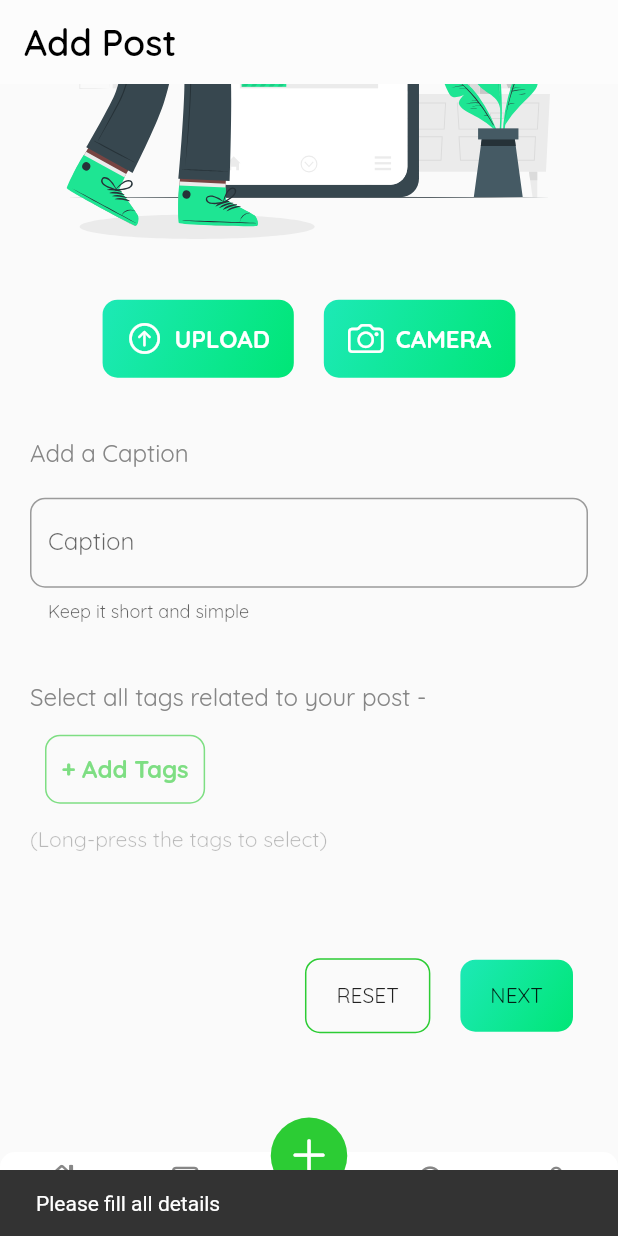
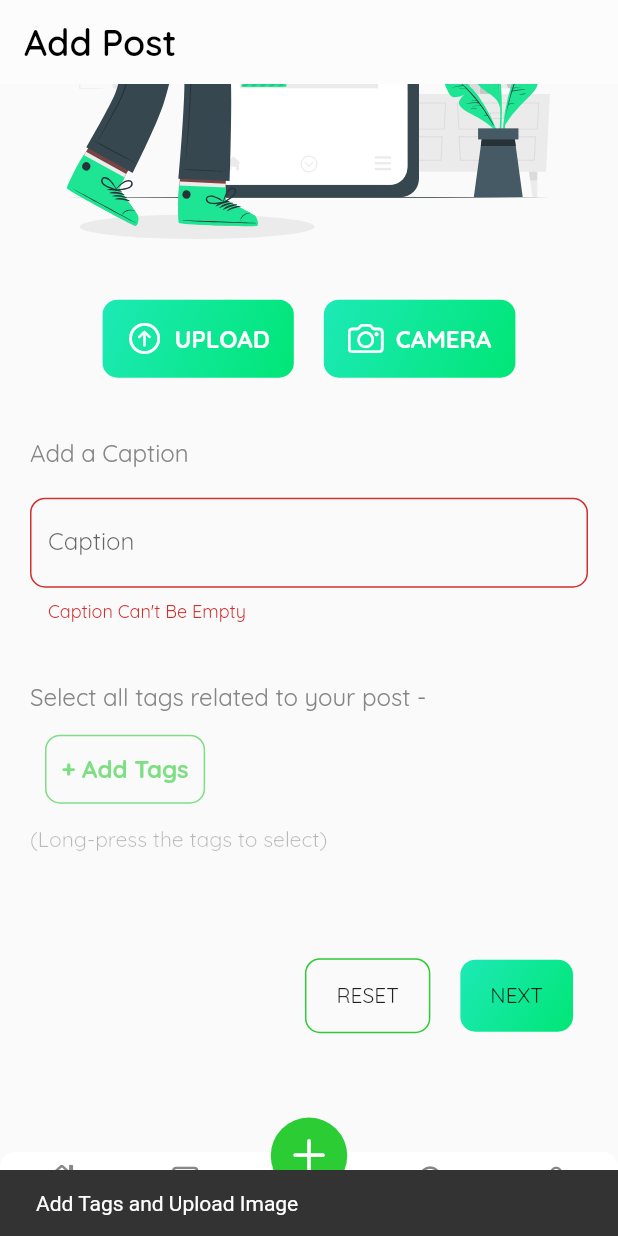
Before and after one commit to ashmishra1/Recyclo, a Flutter app: the screen it shows once a user with an empty profile is signed in, item 3 of the bottom bar chosen, scrolled down 307 dp, after a tap on "NEXT", on a phone screen of 412 x 824 dp. Run offline on Flutter 3.47's test engine with Material 2 defaults, Android fonts, the phone set to English and light mode, and no system bars; drawn by our look-alikes of persistent_bottom_nav_bar; our stand-ins replace camera, cloud_firestore, dio, firebase_auth, firebase_core, flutter_svg and 8 more; missing offline and left inert: tflite; accounts and stored records are empty; network calls fail; statements that could not run were skipped.

```diff
--- a/lib/screens/add/controller/add.dart
+++ b/lib/screens/add/controller/add.dart
@@ -11,7 +11,9 @@ import 'package:http/http.dart' as http;
 class AddController extends GetxController {
   var dropdownValue = 'Tyre'.obs;
   var tags = [].obs;
-  var enableNext = false.obs;
+  var validateCaption = ''.obs;
+  var validateProcedure = ''.obs;
+  var validatePrice = ''.obs;
   File? imageFile;
   File? videoFile;
   File selectedFile = File('assets/image_upload.svg');
--- a/lib/screens/add/ui/add.dart
+++ b/lib/screens/add/ui/add.dart
@@ -20,14 +20,6 @@ class AddScreen extends StatelessWidget {
   Widget build(BuildContext context) {
     final AddController addController = Get.put(AddController());
     NetworkHandler networkHandler = NetworkHandler();
-
-    addController.captionController.addListener(() {
-      if (addController.captionController.text == '') {
-        addController.enableNext.value = false;
-      } else {
-        addController.enableNext.value = true;
-      }
-    });
 
     List<String> items = ['Bottle', 'Plank', 'Tyre', 'Coir', 'Card Boards'];
 
@@ -79,7 +71,7 @@ class AddScreen extends StatelessWidget {
                           ),
                   ),
                 ),
-                SizedBox(
+                const SizedBox(
                   height: 20.0,
                 ),
                 Row(
@@ -174,7 +166,8 @@ class AddScreen extends StatelessWidget {
                 const SizedBox(
                   height: 20.0,
                 ),
-                TextField(
+                Obx(() {
+                  return TextField(
                     controller: addController.captionController,
                     decoration: InputDecoration(
                       border: OutlineInputBorder(
@@ -189,11 +182,15 @@ class AddScreen extends StatelessWidget {
                       hintText: 'Write something here',
                       helperText: 'Keep it short and simple',
                       labelText: 'Caption',
+                      errorText: addController.validateCaption.value == 'empty'
+                          ? 'Caption Can\'t Be Empty'
+                          : null,
                     ),
                     textInputAction: TextInputAction.newline,
                     keyboardType: TextInputType.multiline,
                     maxLines: null,
-                ),
+                  );
+                }),
                 const SizedBox(
                   height: 40.0,
                 ),
@@ -350,8 +347,7 @@ class AddScreen extends StatelessWidget {
                           addController.captionController.clear();
 
                           addController.tags.value = [];
-                          networkHandler.newPost(
-                              "/add-post", addController.pickedFile!.path);
+
                           print(addController.pickedFile?.name);
                         },
                         child: Container(
@@ -369,26 +365,42 @@ class AddScreen extends StatelessWidget {
                       ),
                       InkWell(
                         onTap: () {
-                          (addController.enableNext.value == true)
-                              ? (addController.tags.isNotEmpty)
-                                  ? Get.to(
-                                      () => const ProcedureScreen(),
-                                    )
-                                  : ScaffoldMessenger.of(
+                          if (addController.captionController.text.isEmpty ||
+                              addController.captionController.text == '') {
+                            addController.validateCaption.value = 'empty';
+                          } else {
+                            addController.validateCaption.value = 'filled';
+                          }
+                          if (addController.tags.isNotEmpty &&
+                              addController.validateCaption.value == 'filled' &&
+                              addController.pickedFile?.path != null) {
+                            Get.to(() => const ProcedureScreen());
+                          } else if (addController.tags.isEmpty &&
+                              addController.pickedFile?.path == null) {
+                            ScaffoldMessenger.of(
                               context,
                             ).showSnackBar(
                               const SnackBar(
-                                        content:
-                                            Text("please fill all details"),
+                                content: Text("Add Tags and Upload Image"),
                               ),
-                                    )
-                              : ScaffoldMessenger.of(
+                            );
+                          } else if (addController.tags.isEmpty) {
+                            ScaffoldMessenger.of(
                               context,
                             ).showSnackBar(
                               const SnackBar(
-                                    content: Text("Please fill all details"),
+                                content: Text("Add Tags"),
                               ),
                             );
+                          } else if (addController.pickedFile?.path == null) {
+                            ScaffoldMessenger.of(
+                              context,
+                            ).showSnackBar(
+                              const SnackBar(
+                                content: Text("Upload Image"),
+                              ),
+                            );
+                          }
                         },
                         child: Container(
                           margin: const EdgeInsets.all(10.0),
--- a/lib/screens/home/controller/home.dart
+++ b/lib/screens/home/controller/home.dart
@@ -1,22 +1,23 @@
 import 'package:get/get.dart';
+import 'package:recyclo/models/post.dart';
+import 'dart:convert';
 import 'package:recyclo/models/view_card_model.dart';
 import 'package:recyclo/services/firestore_database.dart';
+import 'package:recyclo/services/network_handler.dart';
 
 class HomeController extends GetxController {
-  var viewPosts = <ViewCardModel>[].obs;
+  //List<PostModel>? allPosts;
   var selection = ''.obs;
   var myText =
       'Make good use of an old tire, you just need to follow some simple steps, and your own ottoman will get ready.'
           .obs;
   var showAll = false.obs;
+  var response;
+  late Future<PostModel> allPosts;
+  NetworkHandler networkHandler = NetworkHandler();
 
   @override
-  void onInit() {
-    getPosts();
+  Future<void> onInit() async {
     super.onInit();
   }
-
-  void getPosts() {
-    viewPosts.bindStream(FirestoreDB().getPosts());
-  }
 }
--- a/lib/screens/home/ui/home.dart
+++ b/lib/screens/home/ui/home.dart
@@ -1,7 +1,9 @@
 import 'package:flutter/material.dart';
 import 'package:get/get.dart';
+import 'package:recyclo/models/post.dart';
 import 'package:recyclo/screens/home/controller/home.dart';
 import 'package:recyclo/screens/home/ui/widgets/view_card.dart';
+import 'package:recyclo/services/network_handler.dart';
 import 'package:recyclo/utils/widgets/box_text.dart';
 
 class HomeScreen extends StatelessWidget {
@@ -10,6 +12,8 @@ class HomeScreen extends StatelessWidget {
   @override
   Widget build(BuildContext context) {
     final HomeController homeController = Get.put(HomeController());
+    final NetworkHandler networkHandler = NetworkHandler();
+
     return Scaffold(
         appBar: AppBar(
           title: const BoxText.headingThree(
@@ -18,13 +22,30 @@ class HomeScreen extends StatelessWidget {
           backgroundColor: Colors.white,
           elevation: 0.0,
         ),
-      body: ListView.builder(
-        scrollDirection: Axis.vertical,
-        itemCount: 4,
-        itemBuilder: (BuildContext context, int index) {
-          return ViewCard(index: index);
-        },
-      ),
+        body: Container(
+          padding: const EdgeInsets.all(16.0),
+          child: FutureBuilder<List>(
+              future: networkHandler.getPosts("/posts"),
+              builder: (context, snapshot) {
+                if (snapshot.hasData) {
+                  if (snapshot.data!.isEmpty) {
+                    return const Center(
+                      child: Text('No Posts'),
                     );
                   }
+                  return ListView.builder(
+                      itemCount: snapshot.data?.length,
+                      itemBuilder: (ctx, index) => ViewCard(index: index));
+                } else if (snapshot.hasError) {
+                  return Center(
+                    child: Text(snapshot.error.toString()),
+                  );
+                } else {
+                  return const Center(
+                    child: CircularProgressIndicator(),
+                  );
                 }
+              }),
+        ));
+  }
+}
```
Also changed, not shown: lib/models/post.dart (+29 -11 lines), lib/screens/add/ui/widgets/price_screen.dart (+44 -22 lines), lib/screens/add/ui/widgets/procedure_screen.dart (+20 -3 lines), lib/services/network_handler.dart (+28 -6 lines). Lines whose indentation alone changed are shown as unchanged.
